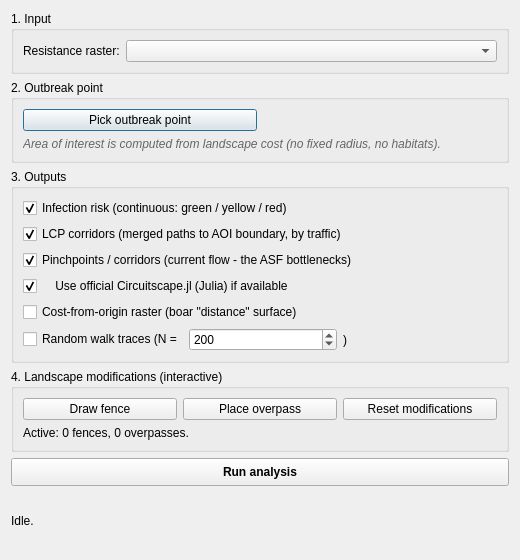
Above: qgis_plugin/wildboar_connectivity/connectivity_dialog_base.ui from LukasBuchmann/BA-wild-boar-connectivity-modeling before the change. Below: the same form after it.
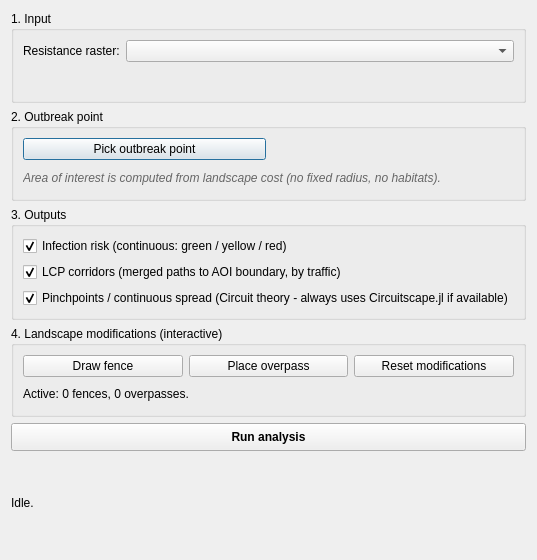
That is the form after the change. Custom widgets are drawn as their Qt base class.

Commit message: Improve resistance surface and qgis plugin

The edit to the form file:
```diff
--- a/qgis_plugin/wildboar_connectivity/connectivity_dialog_base.ui
+++ b/qgis_plugin/wildboar_connectivity/connectivity_dialog_base.ui
@@ -75,51 +75,10 @@
       </item>
       <item>
        <widget class="QCheckBox" name="chkCircuit">
-        <property name="text"><string>Pinchpoints / corridors (current flow - the ASF bottlenecks)</string></property>
+        <property name="text"><string>Pinchpoints / continuous spread (Circuit theory - always uses Circuitscape.jl if available)</string></property>
         <property name="checked"><bool>true</bool></property>
        </widget>
       </item>
-      <item>
-       <widget class="QCheckBox" name="chkCircuitscapeJl">
-        <property name="text"><string>    Use official Circuitscape.jl (Julia) if available</string></property>
-        <property name="checked"><bool>true</bool></property>
-        <property name="toolTip">
-         <string>If Julia + Circuitscape.jl are installed, use the canonical reference implementation. Falls back to the built-in scipy solver if not.</string>
-        </property>
-       </widget>
-      </item>
-      <item>
-       <widget class="QCheckBox" name="chkCost">
-        <property name="text"><string>Cost-from-origin raster (boar &quot;distance&quot; surface)</string></property>
-        <property name="checked"><bool>false</bool></property>
-       </widget>
-      </item>
-      <item>
-       <layout class="QHBoxLayout" name="hRandom">
-        <item>
-         <widget class="QCheckBox" name="chkRandomWalk">
-          <property name="text"><string>Random walk traces (N =</string></property>
-          <property name="checked"><bool>false</bool></property>
-         </widget>
-        </item>
-        <item>
-         <widget class="QSpinBox" name="spnNWalks">
-          <property name="minimum"><number>50</number></property>
-          <property name="maximum"><number>2000</number></property>
-          <property name="value"><number>200</number></property>
-          <property name="singleStep"><number>50</number></property>
-         </widget>
-        </item>
-        <item>
-         <widget class="QLabel" name="lblWalksTail">
-          <property name="text"><string>)</string></property>
-         </widget>
-        </item>
-        <item>
-         <spacer><property name="orientation"><enum>Qt::Horizontal</enum></property></spacer>
-        </item>
-       </layout>
-      </item>
      </layout>
     </widget>
    </item>
```
The commit also changes 4 other files.
